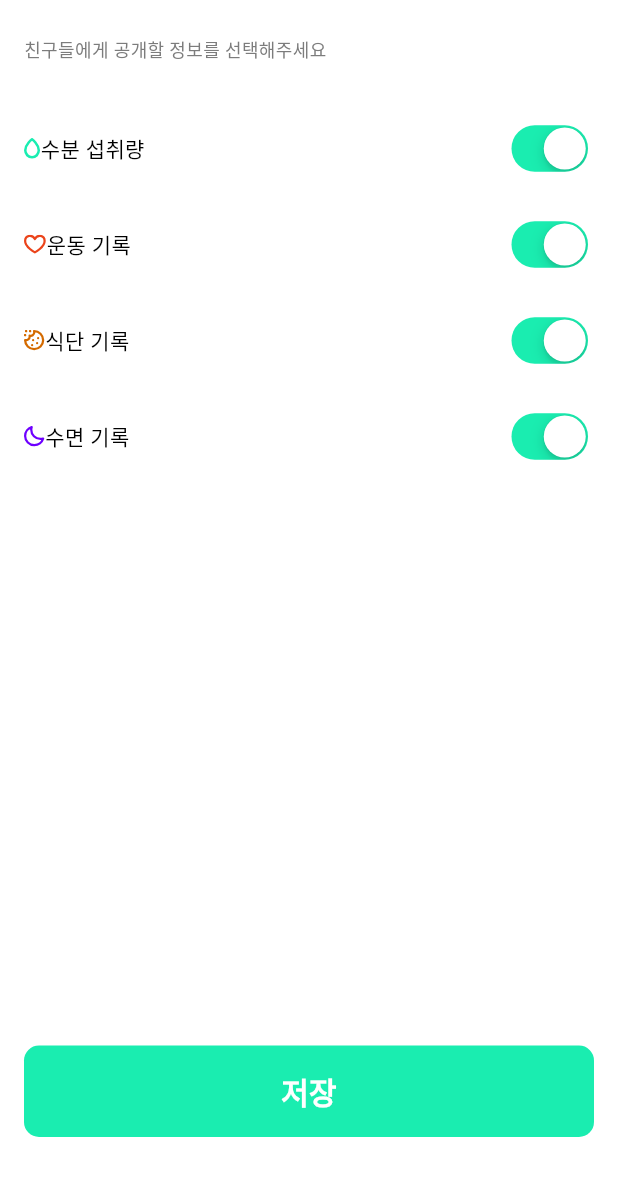
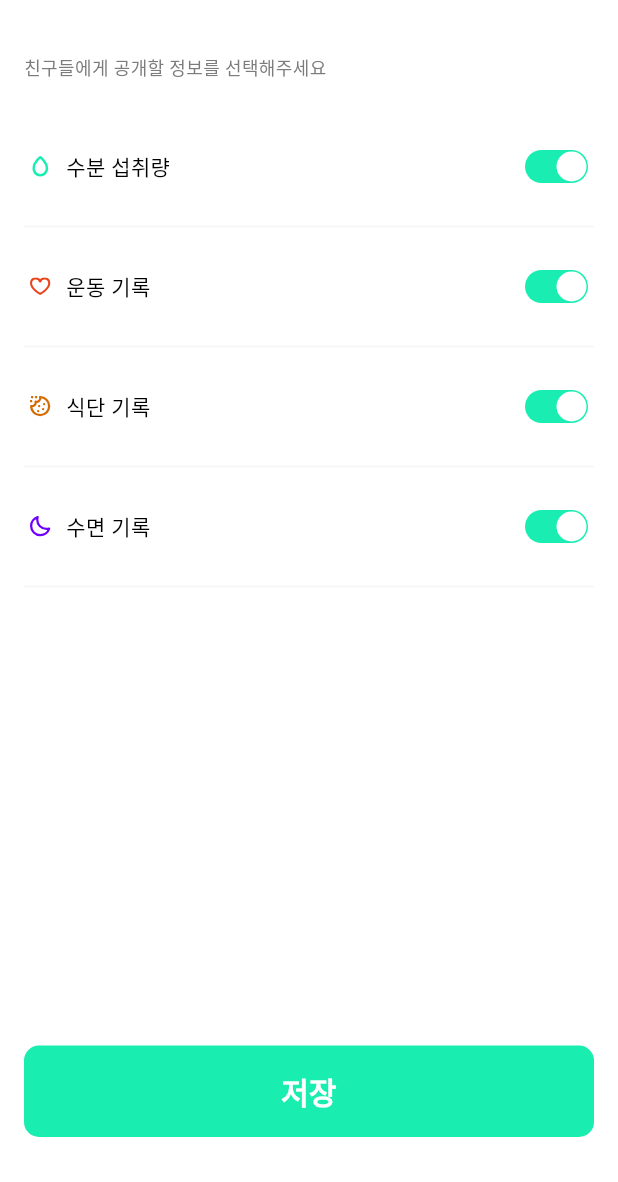
Before and after one commit to soluxAbsolute2025/30th_2_appsolute_bodybuddy_front, a Flutter app: the MypageRangePage screen opened directly, on a phone screen of 412 x 824 dp, the part 54-1236 px from its top. Run offline on Flutter 3.47's test engine with Material 3 defaults, Android fonts, the phone set to English and light mode, and no system bars; our stand-ins replace flutter_svg; Roboto replaces fonts that are missing (Pretendard, Pretendard Variable).

Commit message:
feat. 공개 범위 설정 페이지 구조 완료

```diff
--- a/lib/features/mypage/pages/mypage_range_page.dart
+++ b/lib/features/mypage/pages/mypage_range_page.dart
@@ -1,5 +1,6 @@
 import 'package:bodybuddy_frontend/common/widgets/sub_appbar.dart';
 import 'package:flutter/material.dart';
+import 'package:flutter/painting.dart';
 import 'package:flutter/cupertino.dart';
 import 'package:flutter_svg/flutter_svg.dart';
 
@@ -11,10 +12,10 @@ class MypageRangePage extends StatefulWidget {
 }
 
 class _MypageRangePageState extends State<MypageRangePage> {
-  final bool _water = true;
-  final bool _fit = true;
-  final bool _food = true;
-  final bool _sleep = true;
+  bool _water = true;
+  bool _fit = true;
+  bool _food = true;
+  bool _sleep = true;
 
   @override
   Widget build(BuildContext context) {
@@ -25,7 +26,7 @@ class _MypageRangePageState extends State<MypageRangePage> {
           Expanded(
             child: Container(
               width: double.infinity,
-              padding: EdgeInsets.fromLTRB(16.0, 0, 16.0, 0),
+              padding: EdgeInsets.fromLTRB(16.0, 12.0, 16.0, 0),
               child: Column(
                 crossAxisAlignment: CrossAxisAlignment.start,
                 children: [
@@ -44,25 +45,49 @@ class _MypageRangePageState extends State<MypageRangePage> {
                     valueType: 'Water',
                     rageValue: _water,
                     imageUrl: 'assets/mypage/water.svg',
+                    onChanged: (value) {
+                      setState(() {
+                        _water = value;
+                      });
+                    },
                   ),
+                  Divider(color: Color(0xFFF5F5F5)),
                   _rangeBlockWidget(
                     titleText: '운동 기록',
                     valueType: 'Fit',
                     rageValue: _fit,
                     imageUrl: 'assets/mypage/fit.svg',
+                    onChanged: (value) {
+                      setState(() {
+                        _fit = value;
+                      });
+                    },
                   ),
+                  Divider(color: Color(0xFFF5F5F5)),
                   _rangeBlockWidget(
                     titleText: '식단 기록',
                     valueType: 'Food',
                     rageValue: _food,
                     imageUrl: 'assets/mypage/food.svg',
+                    onChanged: (value) {
+                      setState(() {
+                        _food = value;
+                      });
+                    },
                   ),
+                  Divider(color: Color(0xFFF5F5F5)),
                   _rangeBlockWidget(
                     titleText: '수면 기록',
                     valueType: 'Sleep',
                     rageValue: _sleep,
                     imageUrl: 'assets/mypage/sleep.svg',
+                    onChanged: (value) {
+                      setState(() {
+                        _sleep = value;
+                      });
+                    },
                   ),
+                  Divider(color: Color(0xFFF5F5F5)),
                 ],
               ),
             ),
@@ -109,22 +134,25 @@ class _MypageRangePageState extends State<MypageRangePage> {
     required String valueType,
     required bool rageValue,
     required String imageUrl,
+    required Function(bool) onChanged,
   }) {
-    // // 초기값이 있을 경우를 대비해 컨트롤러 생성
-    // final TextEditingController controller = TextEditingController(
-    //   text: initText,
-    // );
     return Column(
       crossAxisAlignment: CrossAxisAlignment.start,
       children: [
         Container(
           height: 64.0,
           width: double.infinity,
-          padding: EdgeInsets.symmetric(vertical: 20.0),
+          padding: EdgeInsets.symmetric(vertical: 20.0, horizontal: 4.0),
           child: Row(
             crossAxisAlignment: CrossAxisAlignment.center,
             children: [
-              SvgPicture.asset(imageUrl),
+              Container(
+                width: 14.0,
+                height: 14.0,
+                alignment: Alignment.center,
+                child: SvgPicture.asset(imageUrl, width: 14.0),
+              ),
+              SizedBox(width: 10.0),
               Expanded(
                 child: Text(
                   titleText,
@@ -136,15 +164,39 @@ class _MypageRangePageState extends State<MypageRangePage> {
                   ),
                 ),
               ),
-              CupertinoSwitch(
-                value: rageValue,
-                activeColor: Color(0xFF1AEDB0),
-                onChanged: (value) {},
-              ),
+              _CustomSwitch(rageValue, onChanged: onChanged),
             ],
           ),
         ),
       ],
     );
   }
+
+  Widget _CustomSwitch(bool _isEnable, {required Function(bool) onChanged}) {
+    return GestureDetector(
+      onTap: () => onChanged(!_isEnable),
+      child: AnimatedContainer(
+        duration: Duration(milliseconds: 100),
+        width: 42.0,
+        height: 22.0,
+        padding: const EdgeInsets.all(1.0),
+        decoration: BoxDecoration(
+          borderRadius: BorderRadius.circular(60.0),
+          color: _isEnable ? Color(0xFF1AEDB1) : Color(0xFFD8D8D8),
+        ),
+        child: AnimatedAlign(
+          duration: Duration(milliseconds: 100),
+          alignment: _isEnable ? Alignment.centerRight : Alignment.centerLeft,
+          child: Container(
+            width: 20.0,
+            height: 20.0,
+            decoration: BoxDecoration(
+              shape: BoxShape.circle,
+              color: Colors.white,
+            ),
+          ),
+        ),
+      ),
+    );
+  }
 }
```
Also changed, not shown: lib/features/mypage/widgets/statistics_settings_widget.dart (+9 -4 lines).
